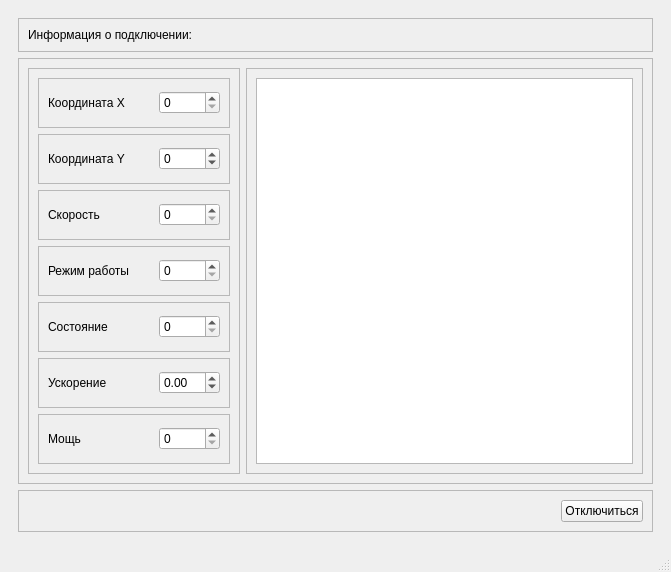
Before: the Qt Designer form Client/clientwindow.ui in Doggerr111/udp_task, drawn with Qt 5.
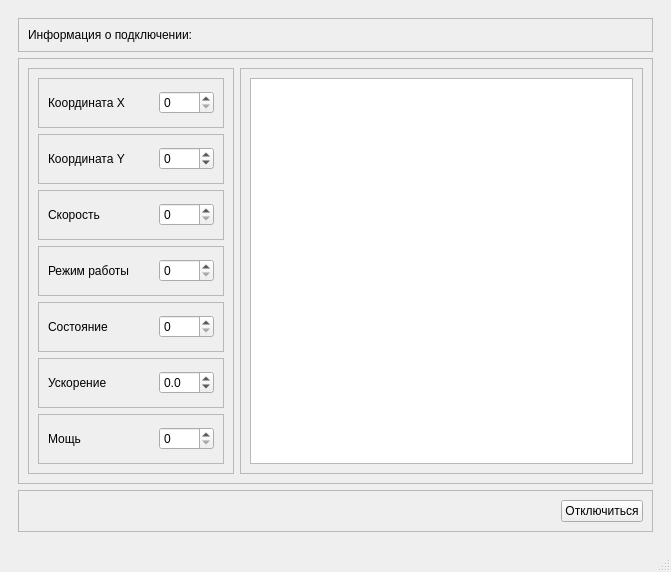
After: the same form once the commit is applied. The open tabs and pages were chosen to show the change.

Commit message: feat: connect UI to controller signals and set double spin box step

```diff
--- a/Client/clientwindow.ui
+++ b/Client/clientwindow.ui
@@ -338,6 +338,9 @@
                  </item>
                  <item>
                   <widget class="QDoubleSpinBox" name="doubleSpinBoxAcceleration">
+                   <property name="decimals">
+                    <number>1</number>
+                   </property>
                    <property name="minimum">
                     <double>-12.699999999999999</double>
                    </property>
```
Left out of the diff: 5 changed lines with no effect on the pictures. The commit also changes 2 other files.
